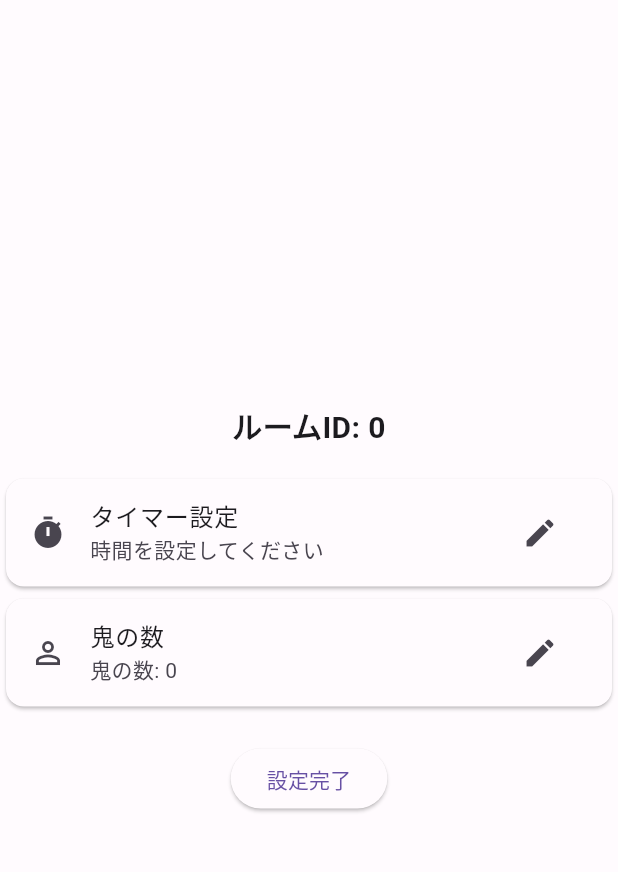
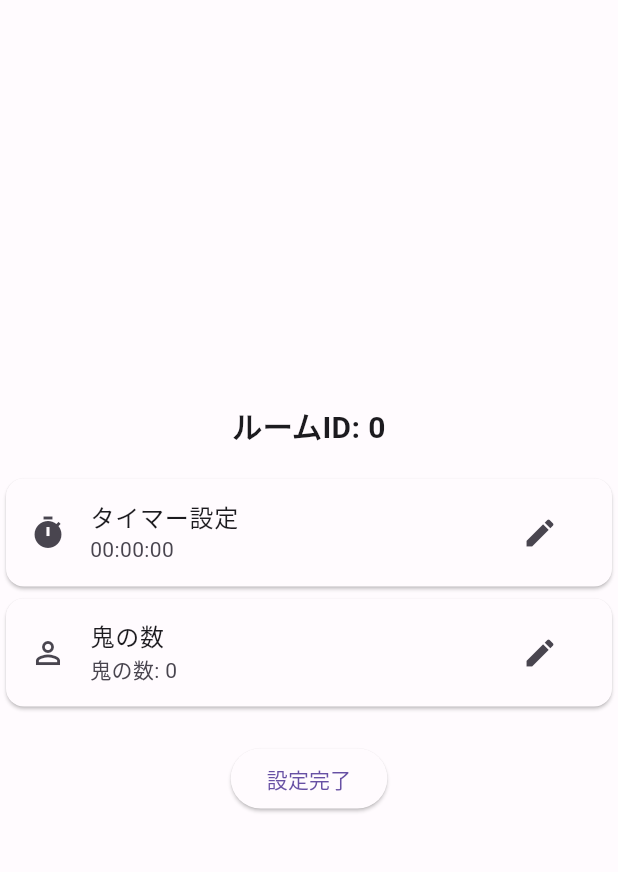
Before and after one commit to lil-program/Fue-Oni-2.0, a Flutter app: the RoomCreationSettingsScreen screen opened directly with empty values, on a phone screen of 412 x 824 dp, the part 63-935 px from its top. Run offline on Flutter 3.47's test engine with Material 3 defaults, Android fonts, the phone set to English and light mode, and no system bars; our stand-ins replace firebase_auth, firebase_core, firebase_database, flutter_hooks, geolocator, google_fonts and 3 more; accounts and stored records are empty; generated files the repository leaves out were written again.

Commit message:
リファクタリング UIの共通部分の統一 ファイルとフォルダの整理

```diff
--- /dev/null
+++ b/fueoni_ver2/lib/components/room/room.dart
@@ -0,0 +1,29 @@
+import 'package:flutter/material.dart';
+
+class RoomWidgets {
+  static Widget displayRoomId({
+    required int? roomId,
+  }) {
+    return Padding(
+      padding: const EdgeInsets.all(16.0),
+      child: Text(
+        'ルームID: ${roomId ?? '生成中...'}',
+        style: const TextStyle(fontSize: 20, fontWeight: FontWeight.bold),
+        textAlign: TextAlign.center,
+      ),
+    );
+  }
+
+  static AppBar roomAppbar({
+    required BuildContext context,
+    required int? roomId,
+    required Widget? backButton,
+    required String title,
+  }) {
+    return AppBar(
+      title: Text(title),
+      automaticallyImplyLeading: false,
+      leading: backButton,
+    );
+  }
+}
--- a/fueoni_ver2/lib/components/room_waiting/waiting.dart
+++ b/fueoni_ver2/lib/components/room_waiting/waiting.dart
@@ -1,20 +1,5 @@
 import 'package:flutter/material.dart';
 
-Widget roomIdDisplay({
-  required BuildContext context,
-  required int? roomId,
-}) {
-  return Padding(
-    padding: const EdgeInsets.all(16.0),
-    child: Text(
-      'ルームID: ${roomId ?? '生成中...'}',
-      style: const TextStyle(fontSize: 20, fontWeight: FontWeight.bold),
-      textAlign: TextAlign.center,
-    ),
-  );
-}
-
-// ユーザーリストを表示するウィジェット
 class UserList extends StatelessWidget {
   static const List<String> users = ['ユーザー1', 'ユーザー2', 'ユーザー3'];
 
--- a/fueoni_ver2/lib/screens/room_creation/room_creation_settings_screen.dart
+++ b/fueoni_ver2/lib/screens/room_creation/room_creation_settings_screen.dart
@@ -1,9 +1,8 @@
 import 'package:flutter/material.dart';
-import 'package:fueoni_ver2/components/room_waiting/waiting.dart';
+import 'package:fueoni_ver2/components/room/room.dart';
 import 'package:fueoni_ver2/screens/room_creation/widgets/oni_dialog.dart';
-import 'package:fueoni_ver2/screens/room_creation/widgets/oni_display.dart';
+import 'package:fueoni_ver2/screens/room_creation/widgets/room_creation_widgets.dart';
 import 'package:fueoni_ver2/screens/room_creation/widgets/timer_dialog.dart';
-import 'package:fueoni_ver2/screens/room_creation/widgets/timer_display.dart';
 import 'package:fueoni_ver2/services/creation_room_services.dart';
 
 class RoomCreationmSettingScreenState
@@ -24,48 +23,35 @@ class RoomCreationmSettingScreenState
         child: Column(
           mainAxisAlignment: MainAxisAlignment.center,
           children: <Widget>[
-            roomIdDisplay(context: context, roomId: args.roomId),
-            Card(
-              child: ListTile(
-                leading: const Icon(Icons.timer),
-                title: const Text('タイマー設定'),
-                subtitle: selectedDuration != null
-                    ? TimerDisplay(duration: selectedDuration!)
-                    : const Text('時間を設定してください'),
-                trailing: IconButton(
-                  icon: const Icon(Icons.edit),
-                  onPressed: () {
-                    showTimerDialog(context: context).then((duration) {
-                      if (duration != null) {
-                        setState(() {
-                          selectedDuration = duration;
-                        });
-                      }
-                    });
-                  },
-                ),
-              ),
+            RoomWidgets.displayRoomId(roomId: roomId),
+            RoomCreationWidgets.settingDialogCard(
+              title: 'タイマー設定',
+              icon: Icons.timer,
+              showDialogCallback: () async {
+                final Duration? result =
+                    await showTimerDialog(context: context);
+                if (result != null) {
+                  setState(() {
+                    selectedDuration = result;
+                  });
+                }
+              },
+              displayWidget:
+                  TimerDisplay(duration: selectedDuration ?? Duration.zero),
             ),
-            Card(
-              child: ListTile(
-                leading: const Icon(Icons.person_outline),
-                title: const Text('鬼の数'),
-                subtitle: OniDisplay(oniCount: numberOfDemons),
-                trailing: IconButton(
-                  icon: const Icon(Icons.edit),
-                  onPressed: () async {
-                    int? selectedCount = await showOniDialog(
-                      context: context,
-                      initialOniCount: numberOfDemons,
-                    );
-                    if (selectedCount != null) {
-                      setState(() {
-                        numberOfDemons = selectedCount;
-                      });
-                    }
-                  },
-                ),
-              ),
+            RoomCreationWidgets.settingDialogCard(
+              title: '鬼の数',
+              icon: Icons.person_outline,
+              showDialogCallback: () async {
+                final int? result = await showOniDialog(
+                    context: context, initialOniCount: numberOfDemons);
+                if (result != null) {
+                  setState(() {
+                    numberOfDemons = result;
+                  });
+                }
+              },
+              displayWidget: OniDisplay(oniCount: numberOfDemons),
             ),
             const SizedBox(height: 20),
             ElevatedButton(
--- a/fueoni_ver2/lib/screens/room_creation/room_creation_waiting_screen.dart
+++ b/fueoni_ver2/lib/screens/room_creation/room_creation_waiting_screen.dart
@@ -1,4 +1,5 @@
 import 'package:flutter/material.dart';
+import 'package:fueoni_ver2/components/room/room.dart';
 import 'package:fueoni_ver2/components/room_waiting/waiting.dart';
 import 'package:fueoni_ver2/services/creation_room_services.dart';
 
@@ -36,7 +37,7 @@ class RoomCreationWaitingScreen extends StatelessWidget {
       body: Column(
         crossAxisAlignment: CrossAxisAlignment.stretch,
         children: <Widget>[
-          roomIdDisplay(context: context, roomId: args.roomId),
+          RoomWidgets.displayRoomId(roomId: args.roomId),
           const UserList(),
         ],
       ),
--- a/fueoni_ver2/lib/screens/room_creation/widgets/oni_dialog.dart
+++ b/fueoni_ver2/lib/screens/room_creation/widgets/oni_dialog.dart
@@ -24,6 +24,17 @@ class OniDialog extends StatefulWidget {
   _OniDialogState createState() => _OniDialogState();
 }
 
+class OniDisplay extends StatelessWidget {
+  final int oniCount;
+
+  const OniDisplay({super.key, required this.oniCount});
+
+  @override
+  Widget build(BuildContext context) {
+    return Text('鬼の数: $oniCount');
+  }
+}
+
 class _OniDialogState extends State<OniDialog> {
   late int tempOniCount;
   final List<int> oniCounts = List.generate(11, (index) => index);
@@ -39,9 +50,9 @@ class _OniDialogState extends State<OniDialog> {
           diameterRatio: 1.1,
           onSelectedItemChanged: (int value) =>
               setState(() => tempOniCount = value),
-          children: oniCounts.map((count) => Text(count.toString())).toList(),
           scrollController:
               FixedExtentScrollController(initialItem: tempOniCount),
+          children: oniCounts.map((count) => Text(count.toString())).toList(),
         ),
       ),
       actions: <Widget>[
--- a/fueoni_ver2/lib/screens/room_creation/widgets/oni_display.dart
+++ /dev/null
@@ -1,12 +0,0 @@
-import 'package:flutter/material.dart';
-
-class OniDisplay extends StatelessWidget {
-  final int oniCount;
-
-  OniDisplay({required this.oniCount});
-
-  @override
-  Widget build(BuildContext context) {
-    return Text('鬼の数: $oniCount');
-  }
-}
--- /dev/null
+++ b/fueoni_ver2/lib/screens/room_creation/widgets/room_creation_widgets.dart
@@ -0,0 +1,26 @@
+import 'package:flutter/material.dart';
+
+typedef DialogCallback = Future<void> Function();
+
+class RoomCreationWidgets {
+  static settingDialogCard({
+    required String title,
+    required IconData icon,
+    required DialogCallback showDialogCallback,
+    required Widget displayWidget,
+  }) {
+    return Card(
+      child: ListTile(
+        leading: Icon(icon),
+        title: Text(title),
+        subtitle: displayWidget,
+        trailing: IconButton(
+          icon: const Icon(Icons.edit),
+          onPressed: () async {
+            await showDialogCallback();
+          },
+        ),
+      ),
+    );
+  }
+}
--- a/fueoni_ver2/lib/screens/room_creation/widgets/timer_dialog.dart
+++ b/fueoni_ver2/lib/screens/room_creation/widgets/timer_dialog.dart
@@ -13,6 +13,21 @@ Future<Duration?> showTimerDialog({
     useRootNavigator: useRootNavigator,
     builder: (BuildContext context) => builder?.call(context, dialog) ?? dialog,
   );
+}
+
+class TimerDisplay extends StatelessWidget {
+  final Duration duration;
+
+  const TimerDisplay({super.key, required this.duration});
+
+  @override
+  Widget build(BuildContext context) {
+    String hours = duration.inHours.toString().padLeft(2, '0');
+    String minutes = (duration.inMinutes % 60).toString().padLeft(2, '0');
+    String seconds = (duration.inSeconds % 60).toString().padLeft(2, '0');
+
+    return Text('$hours:$minutes:$seconds');
+  }
 }
 
 class _TimerDialog extends StatefulWidget {
--- a/fueoni_ver2/lib/screens/room_search/room_search.dart
+++ b/fueoni_ver2/lib/screens/room_search/room_search.dart
@@ -3,8 +3,8 @@ import 'dart:convert';
 import 'package:crypto/crypto.dart';
 import 'package:flutter/material.dart';
 import 'package:flutter/services.dart';
+import 'package:fueoni_ver2/components/room/error_handling.dart';
 import 'package:fueoni_ver2/services/search_room_services.dart';
-import 'package:fueoni_ver2/utils/error_handling.dart';
 
 class RoomSearchPage extends StatefulWidget {
   const RoomSearchPage({super.key});
--- a/fueoni_ver2/lib/screens/room_search/room_search_waiting.dart
+++ b/fueoni_ver2/lib/screens/room_search/room_search_waiting.dart
@@ -1,4 +1,5 @@
 import 'package:flutter/material.dart';
+import 'package:fueoni_ver2/components/room/room.dart';
 import 'package:fueoni_ver2/components/room_waiting/waiting.dart';
 import 'package:fueoni_ver2/services/search_room_services.dart';
 
@@ -15,7 +16,7 @@ class RoomSearchWaitingScreen extends StatelessWidget {
       body: Column(
         crossAxisAlignment: CrossAxisAlignment.stretch,
         children: <Widget>[
-          roomIdDisplay(context: context, roomId: args.roomId),
+          RoomWidgets.displayRoomId(roomId: args.roomId),
           const UserList(),
         ],
       ),
```
Also changed, not shown: fueoni_ver2/lib/screens/room_creation/room_creation_screen.dart (+12 -21 lines), fueoni_ver2/lib/screens/room_creation/widgets/build_setting_card.dart (deleted, +0 -24 lines), fueoni_ver2/lib/screens/room_creation/widgets/passcode_dialog.dart (+11 -0 lines), fueoni_ver2/lib/screens/room_creation/widgets/passcode_display.dart (deleted, +0 -12 lines), fueoni_ver2/lib/screens/room_creation/widgets/timer_display.dart (deleted, +0 -16 lines), fueoni_ver2/lib/components/room/error_handling.dart (renamed from fueoni_ver2/lib/utils/error_handling.dart).
